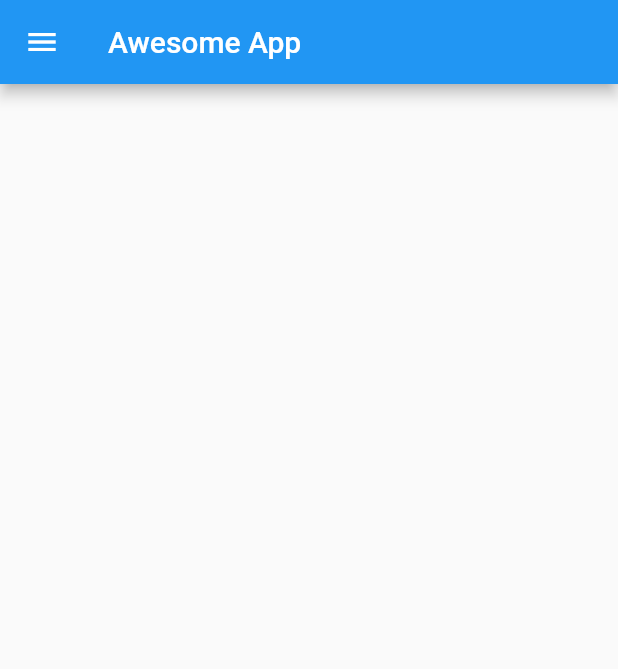
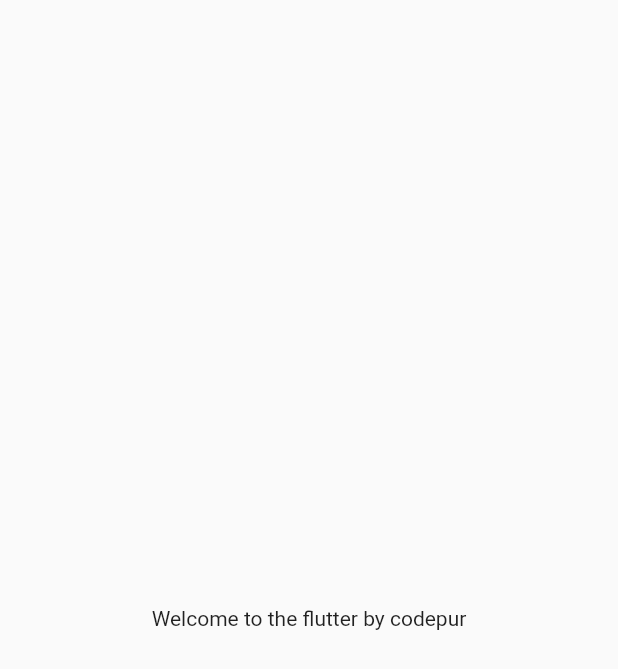
Before and after one commit to khanalmanoj/30daysOfFlutter, a Flutter app: the screen it shows after launch, on a phone screen of 412 x 824 dp. Shown: the top 669 px of the screen. Run offline on Flutter 3.47's test engine with Material 2 defaults, Android fonts, the phone set to English and light mode, and no system bars.

Commit message:
Second Commit

```diff
--- a/lib/main.dart
+++ b/lib/main.dart
@@ -1,44 +1,20 @@
 import 'package:flutter/material.dart';
 
 void main() {
-  runApp(MaterialApp(
-    title: "Awesome App",
-    home: HomePage(),
-  ));
+  runApp(MyApp());
 }
 
-class HomePage extends StatelessWidget {
+class MyApp extends StatelessWidget {
+  const MyApp({super.key});
+
   @override
   Widget build(BuildContext context) {
-    return Scaffold(
-      appBar: AppBar(
-        title: const Text("Awesome App"),
-      ),
-      body: Container(),
-      drawer: Drawer(
-        child: ListView(
-          // ignore: prefer_const_literals_to_create_immutables
-          children: [
-            const DrawerHeader(
-              decoration: BoxDecoration(color: Colors.indigo),
-              child: Text(
-                "Hi I am a drawer",
-                style: TextStyle(color: Colors.white),
-              ),
-            ),
-            const ListTile(
-              leading: Icon(Icons.person),
-              title: Text("Account"),
-              subtitle: Text("Account"),
-              trailing: Icon(Icons.edit),
-            ),
-            const ListTile(
-              leading: Icon(Icons.email),
-              title: Text("Hello"),
-              subtitle: Text("helloworld@gmail.com"),
-              trailing: Icon(Icons.send),
-            ),
-          ],
+    return MaterialApp(
+      home: Material(
+        child: Center(
+          child: Container(
+            child: Text("Welcome to the flutter by codepur"),
+          ),
         ),
       ),
     );
```
Also changed, not shown: lib/home_page.dart (added).
